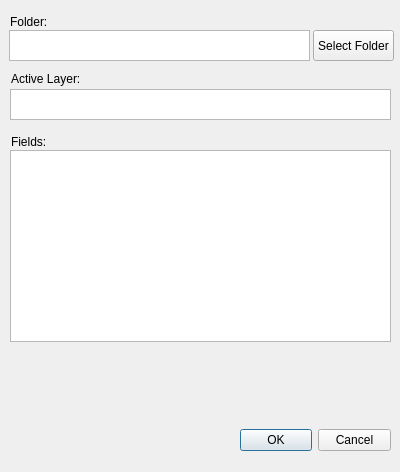
The window that coordinate_generator_dialog_base.ui (hiagoesc/CoordinateGenerator) describes before a commit, drawn with Qt 5.
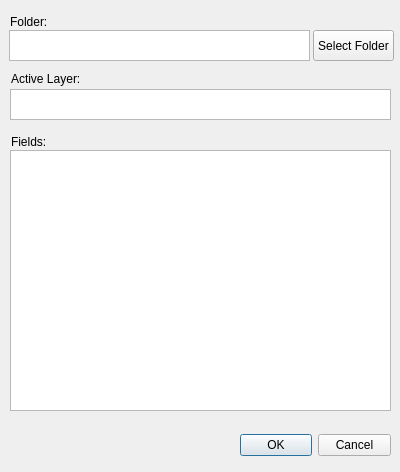
The same window after the commit.

Patch:
```diff
--- a/coordinate_generator_dialog_base.ui
+++ b/coordinate_generator_dialog_base.ui
@@ -17,7 +17,7 @@
    <property name="geometry">
     <rect>
      <x>240</x>
-     <y>420</y>
+     <y>425</y>
      <width>151</width>
      <height>41</height>
     </rect>
@@ -116,7 +116,7 @@
      <x>10</x>
      <y>150</y>
      <width>381</width>
-     <height>192</height>
+     <height>261</height>
     </rect>
    </property>
    <property name="selectionMode">
```
